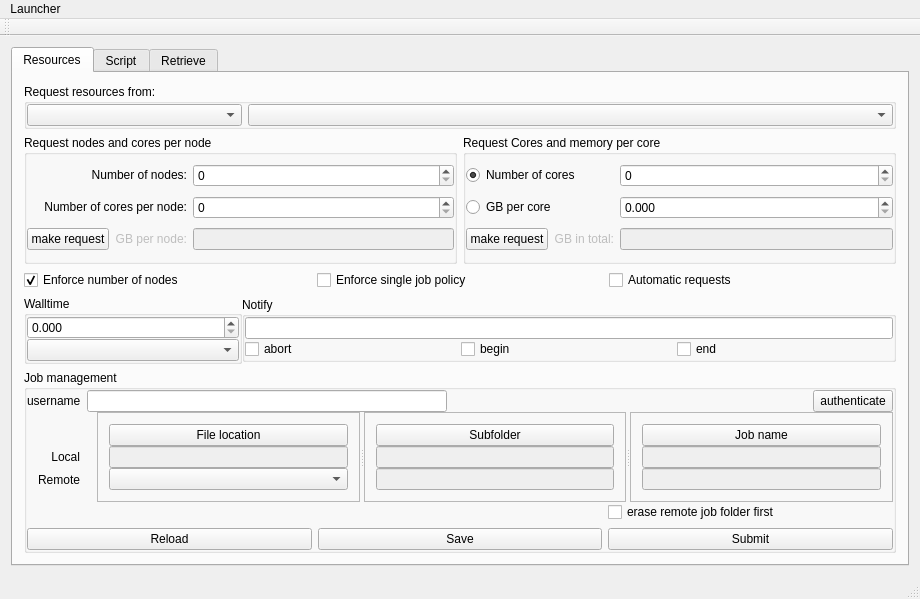
Old version of the form Launcher/mainwindow.ui in the repository hpcuantwerpen/Launcher.
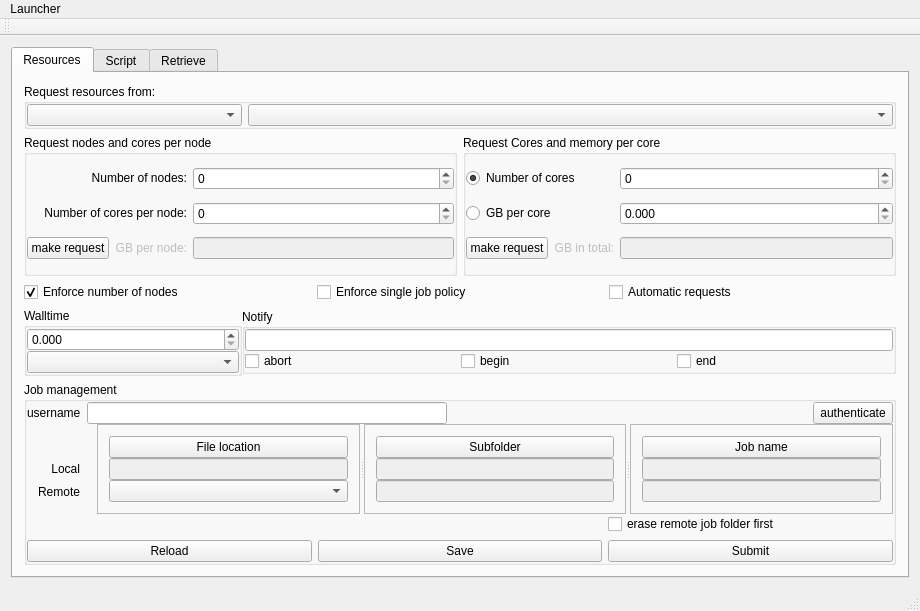
New version of the form.

```diff
--- a/Launcher/mainwindow.ui
+++ b/Launcher/mainwindow.ui
@@ -7,7 +7,7 @@
     <x>0</x>
     <y>0</y>
     <width>920</width>
-    <height>599</height>
+    <height>611</height>
    </rect>
   </property>
   <property name="sizePolicy">
@@ -218,7 +218,7 @@
                 <number>0</number>
                </property>
                <item>
-                <layout class="QGridLayout" name="gridLayout_2" rowstretch="0,0,0,0,0,0,0,0">
+                <layout class="QGridLayout" name="gridLayout_2" rowstretch="0,0,0,0,0,0">
                  <property name="verticalSpacing">
                   <number>0</number>
                  </property>
```
